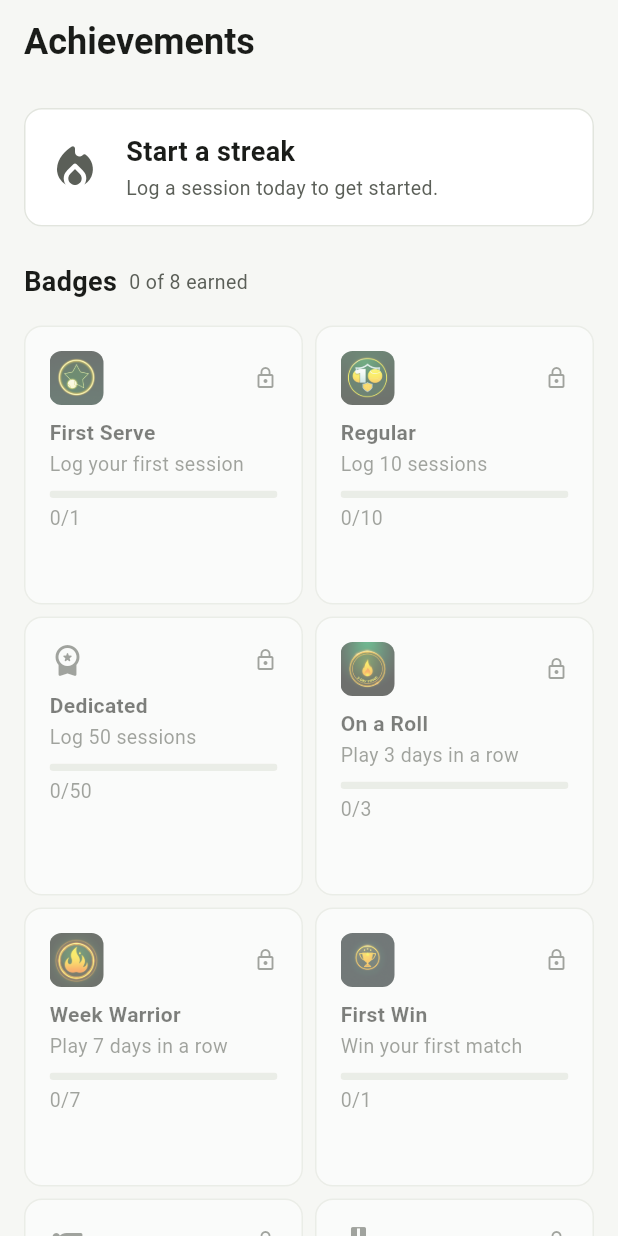
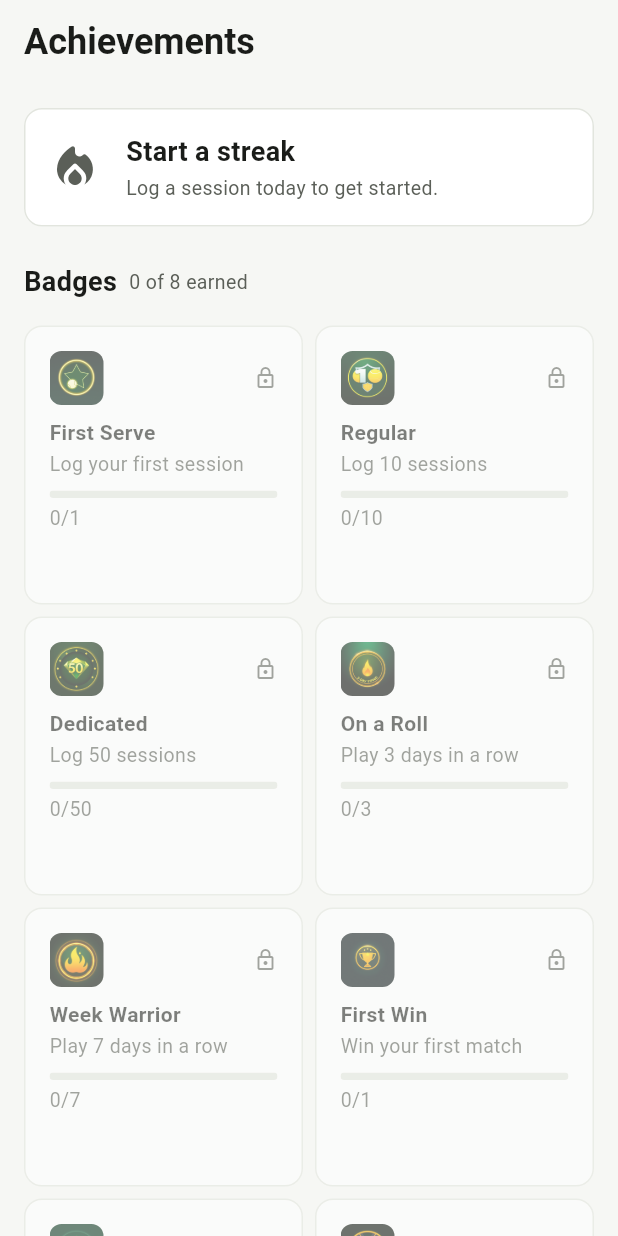
Before and after one commit to clecks666-beep/tennisnow, a Flutter app: the AchievementsScreen screen opened by its route, on a phone screen of 412 x 824 dp. Run offline on Flutter 3.47's test engine with Material 3 defaults, Android fonts, the phone set to English and light mode, and no system bars; our stand-ins replace drift, drift_flutter, flutter_riverpod, go_router, shared_preferences; accounts and stored records are empty; generated files the repository leaves out were written again.

```diff
--- a/lib/features/gamification/presentation/widgets/badge_visuals.dart
+++ b/lib/features/gamification/presentation/widgets/badge_visuals.dart
@@ -6,11 +6,14 @@ import 'package:flutter/material.dart';
 /// assets/images/brand/badges/.
 String? badgeAssetFor(String badgeId) {
   const assets = <String, String>{
-    'first_session': 'assets/images/brand/badges/badge_first_session.png',
-    'ten_sessions': 'assets/images/brand/badges/badge_ten_sessions.png',
-    'streak_3': 'assets/images/brand/badges/badge_streak_3.png',
-    'streak_7': 'assets/images/brand/badges/badge_streak_7.png',
-    'first_win': 'assets/images/brand/badges/badge_first_win.png',
+    'first_session':  'assets/images/brand/badges/badge_first_session.png',
+    'ten_sessions':   'assets/images/brand/badges/badge_ten_sessions.png',
+    'fifty_sessions': 'assets/images/brand/badges/badge_fifty_sessions.png',
+    'streak_3':       'assets/images/brand/badges/badge_streak_3.png',
+    'streak_7':       'assets/images/brand/badges/badge_streak_7.png',
+    'first_win':      'assets/images/brand/badges/badge_first_win.png',
+    'ten_matches':    'assets/images/brand/badges/badge_ten_matches.png',
+    'ten_wins':       'assets/images/brand/badges/badge_ten_wins.png',
   };
   return assets[badgeId];
 }
```
Also changed, not shown: assets/images/brand/badges/badge_fifty_sessions.png (added), assets/images/brand/badges/badge_ten_matches.png (added), assets/images/brand/badges/badge_ten_wins.png (added).
